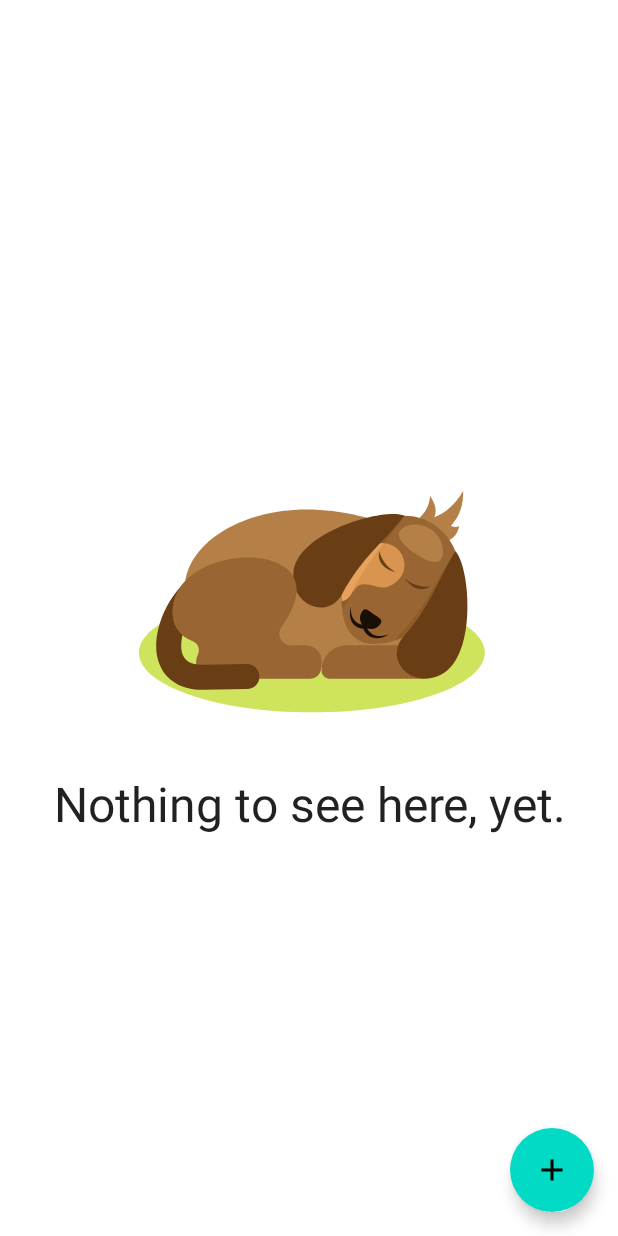
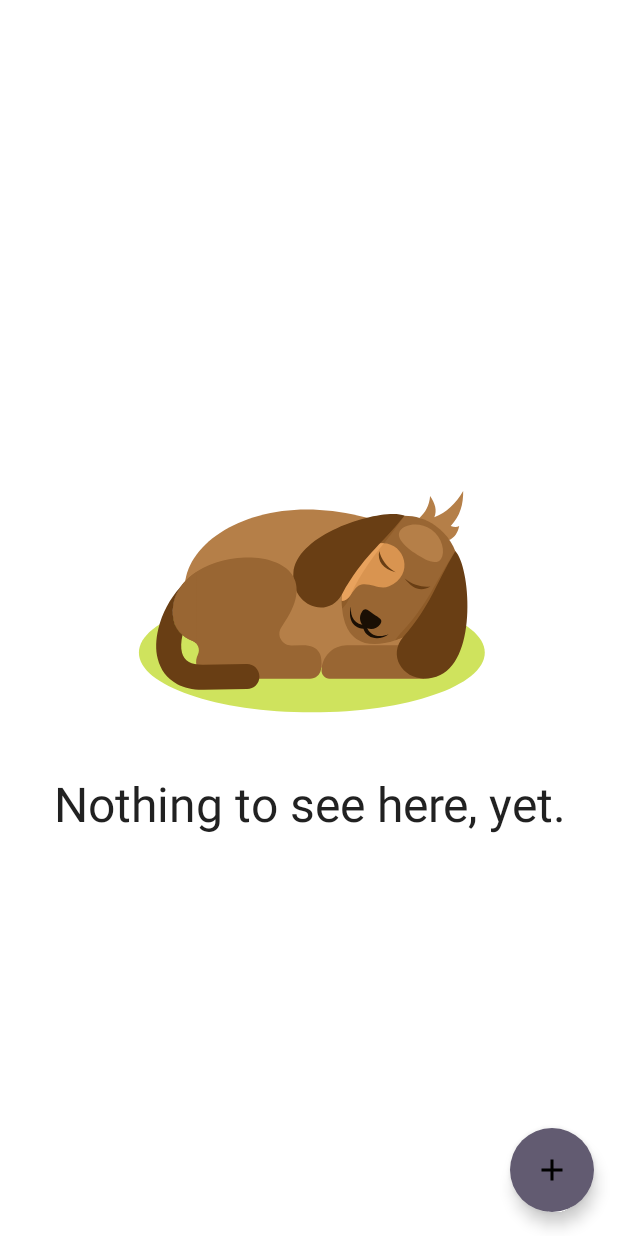
Before and after one commit to Castordera/Sleep-over-Calendar, an Android app built with Jetpack Compose: the screen it shows after launch (MainActivity), on a phone screen of 412 x 824 dp. Run offline under Robolectric (Android 15) with nearby library versions, the phone set to English and light mode, and no system bars; our stand-ins replace Dagger/Hilt's generated code, Firebase (no records; nobody signed in at launch, a user with empty details on screens opened directly), accompanist; libraries missing offline, so code that uses them is left out: com.google.accompanist.navigation.

Commit message:
Redesign to new UI

```diff
--- a/app/build.gradle
+++ b/app/build.gradle
@@ -24,10 +24,6 @@ android {
     }
 
     buildTypes {
-        debug {
-            minifyEnabled true
-            proguardFiles getDefaultProguardFile('proguard-android-optimize.txt'), 'proguard-rules.pro'
-        }
         release {
             minifyEnabled false
             proguardFiles getDefaultProguardFile('proguard-android-optimize.txt'), 'proguard-rules.pro'
--- a/app/src/main/java/com/example/sleepschedule/data/database/FirebaseRemoteDataSource.kt
+++ b/app/src/main/java/com/example/sleepschedule/data/database/FirebaseRemoteDataSource.kt
@@ -38,7 +38,7 @@ class FirebaseRemoteDataSource @Inject constructor (
             database.removeEventListener(listener)
         }
     }.transform {map ->
-        emit(map.values.toList().sortedBy { it.date })
+        emit(map.values.toList().sortedByDescending { it.date })
     }.transform { orderedList ->
         emit(orderedList.map { it.toDomain() })
     }.flowOn(dispatchers.default)
--- a/app/src/main/java/com/example/sleepschedule/data/utils/Constants.kt
+++ b/app/src/main/java/com/example/sleepschedule/data/utils/Constants.kt
@@ -1,3 +1,4 @@
 package com.example.sleepschedule.data.utils
 
 const val DATABASE_SECTION_NAME_SCHEDULE = "events"
+const val DATABASE_SECTION_NAME_SCHEDULE_DEBUG = "events_debug"
--- a/app/src/main/java/com/example/sleepschedule/di/DatabaseModule.kt
+++ b/app/src/main/java/com/example/sleepschedule/di/DatabaseModule.kt
@@ -1,6 +1,8 @@
 package com.example.sleepschedule.di
 
+import com.example.sleepschedule.BuildConfig
 import com.example.sleepschedule.data.utils.DATABASE_SECTION_NAME_SCHEDULE
+import com.example.sleepschedule.data.utils.DATABASE_SECTION_NAME_SCHEDULE_DEBUG
 import com.google.firebase.database.ktx.database
 import com.google.firebase.ktx.Firebase
 import dagger.Module
@@ -15,5 +17,18 @@ object DatabaseModule {
 
     @Provides
     @Singleton
-    fun provideFirebaseDatabase() = Firebase.database.reference.child(DATABASE_SECTION_NAME_SCHEDULE)
+    @DatabaseUrl
+    fun provideDataBaseUrl(): String {
+        return if (!BuildConfig.DEBUG) {
+            DATABASE_SECTION_NAME_SCHEDULE
+        } else {
+            DATABASE_SECTION_NAME_SCHEDULE_DEBUG
+        }
+    }
+
+    @Provides
+    @Singleton
+    fun provideFirebaseDatabase(
+        @DatabaseUrl databaseUrl: String
+    ) = Firebase.database.reference.child(databaseUrl)
 }
--- a/app/src/main/java/com/example/sleepschedule/ui/navigation/AppNavHost.kt
+++ b/app/src/main/java/com/example/sleepschedule/ui/navigation/AppNavHost.kt
@@ -8,7 +8,7 @@ import androidx.compose.ui.Modifier
 import androidx.hilt.navigation.compose.hiltViewModel
 import androidx.navigation.NavHostController
 import com.example.sleepschedule.ui.screens.MainScheduleScreen
-import com.example.sleepschedule.ui.screens.ScheduleDateDetail
+import com.example.sleepschedule.ui.screens.ScheduleDetailRoute
 import com.google.accompanist.navigation.animation.AnimatedNavHost
 import com.google.accompanist.navigation.animation.composable
 import com.google.accompanist.navigation.animation.rememberAnimatedNavController
@@ -38,7 +38,7 @@ fun AppNavHost(
             enterTransition = { slideIntoContainer(AnimatedContentScope.SlideDirection.Right, animationSpec = tween(700)) },
             popExitTransition = { slideOutOfContainer(AnimatedContentScope.SlideDirection.Right, animationSpec = tween(700)) }
         ) {
-            ScheduleDateDetail(
+            ScheduleDetailRoute(
                 viewModel = hiltViewModel(),
                 onNavigateBackClick = { navController.popBackStack() }
             )
--- a/app/src/main/java/com/example/sleepschedule/ui/screens/EmptyScheduleScreen.kt
+++ b/app/src/main/java/com/example/sleepschedule/ui/screens/EmptyScheduleScreen.kt
@@ -7,6 +7,7 @@ import androidx.compose.material.Text
 import androidx.compose.runtime.Composable
 import androidx.compose.ui.Alignment
 import androidx.compose.ui.Modifier
+import androidx.compose.ui.graphics.Color
 import androidx.compose.ui.res.painterResource
 import androidx.compose.ui.res.stringResource
 import androidx.compose.ui.text.style.TextAlign
@@ -21,13 +22,14 @@ fun EmptyScheduleScreen(
     modifier: Modifier = Modifier
 ) {
     Surface(
+        color = Color.White,
         modifier = modifier
             .fillMaxSize()
-            .padding(16.dp)
     ) {
         Column(
             verticalArrangement = Arrangement.Center,
-            horizontalAlignment = Alignment.CenterHorizontally
+            horizontalAlignment = Alignment.CenterHorizontally,
+            modifier = Modifier.padding(16.dp)
         ) {
             Image(
                 painter = painterResource(id = R.drawable.svg_sleeping_dog),
--- a/app/src/main/java/com/example/sleepschedule/ui/theme/Theme.kt
+++ b/app/src/main/java/com/example/sleepschedule/ui/theme/Theme.kt
@@ -5,18 +5,22 @@ import androidx.compose.material.MaterialTheme
 import androidx.compose.material.darkColors
 import androidx.compose.material.lightColors
 import androidx.compose.runtime.Composable
+import androidx.compose.ui.graphics.Color
 
 private val DarkColorPalette = darkColors(
-    primary = Purple200,
-    primaryVariant = Purple700,
-    secondary = Teal200
+    primary = Color(0xffcfbcff),
+    secondary = Color(0xffcbc2db),
+    surface = Color(0xFF49454F),
+    background = Color(0xff1c1b1e)
+
 )
 
 private val LightColorPalette = lightColors(
-    primary = Purple500,
-    primaryVariant = Purple700,
-    secondary = Teal200
-
+    primary = Color(0xff6750a4),
+    secondary = Color(0xff625b71),
+    surface = Color(0xFFE7E0EC),
+    background = Color(0xfffffbff)
+//    background = Color.LightGray,
     /* Other default colors to override
     background = Color.White,
     surface = Color.White,
--- a/app/src/main/java/com/example/sleepschedule/ui/viewmodels/MainScheduleViewModel.kt
+++ b/app/src/main/java/com/example/sleepschedule/ui/viewmodels/MainScheduleViewModel.kt
@@ -1,6 +1,5 @@
 package com.example.sleepschedule.ui.viewmodels
 
-import android.util.Log
 import androidx.lifecycle.ViewModel
 import androidx.lifecycle.viewModelScope
 import com.example.sleepschedule.di.AppDispatchers
@@ -39,7 +38,6 @@ class MainScheduleViewModel @Inject constructor(
                 .onStart { _uiState.update { it.copy(isLoading = true) } }
                 .catch { _uiState.update { it.copy(isLoading = false) } }
                 .collect { list ->
-                    Log.d("MainScheduleViewModel", "Collected $list")
                     _uiState.update { it.copy(scheduleEvents = list, isLoading = false) }
                 }
         }
```
Also changed, not shown: app/src/main/java/com/example/sleepschedule/common/TimeHelper.kt (+9 -1 lines), app/src/main/java/com/example/sleepschedule/di/Annotations.kt (added, +7 -0 lines), app/src/main/java/com/example/sleepschedule/ui/components/KidRate.kt (added, +56 -0 lines), app/src/main/java/com/example/sleepschedule/ui/components/ScheduleItem.kt (+60 -27 lines), app/src/main/java/com/example/sleepschedule/ui/dialogs/DialogDeleteEvent.kt (+8 -2 lines), app/src/main/java/com/example/sleepschedule/ui/screens/ScheduleDateDetail.kt (+70 -27 lines), app/src/main/java/com/example/sleepschedule/ui/screens/ScheduleScreen.kt (+8 -3 lines), app/src/main/java/com/example/sleepschedule/ui/utils/HolidayUtil.kt (added, +33 -0 lines), app/src/main/java/com/example/sleepschedule/ui/utils/ObjectUtils.kt (added, +13 -0 lines), app/src/main/java/com/example/sleepschedule/ui/viewmodels/ScheduleDateDetailViewModel.kt (+20 -4 lines), domain/src/main/java/models/Birthday.kt (added, +7 -0 lines).
